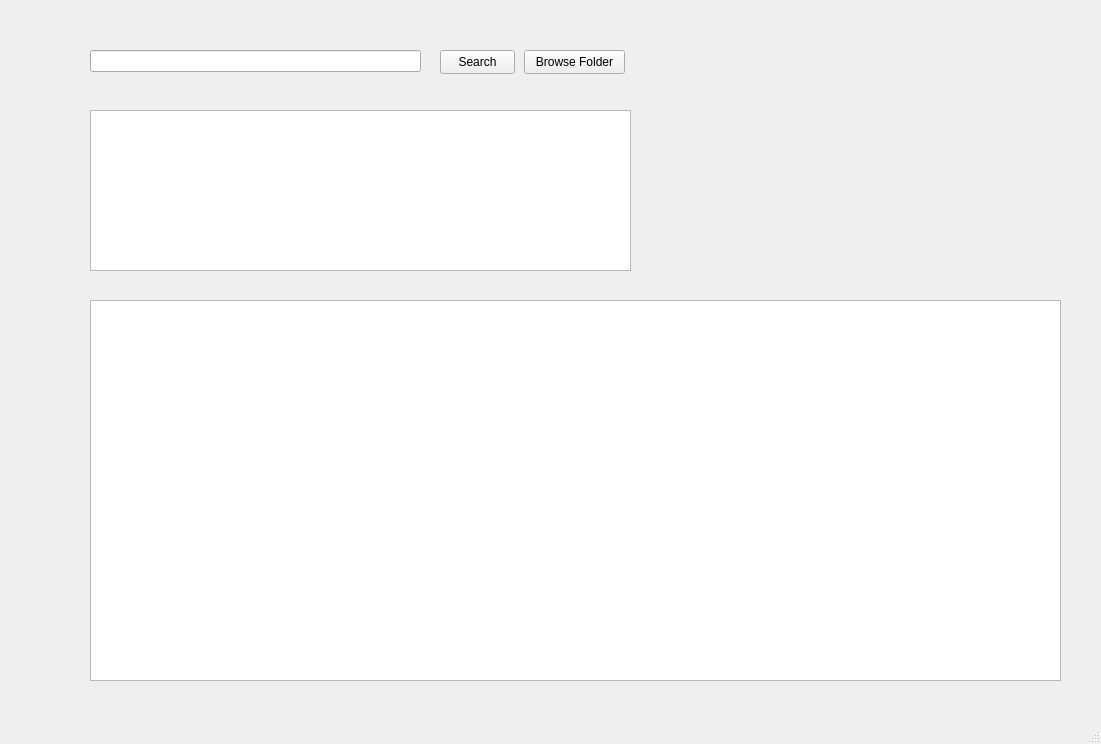
The window that UI/main.ui (cheukman196/FileManager) describes before a commit, drawn with Qt 5.
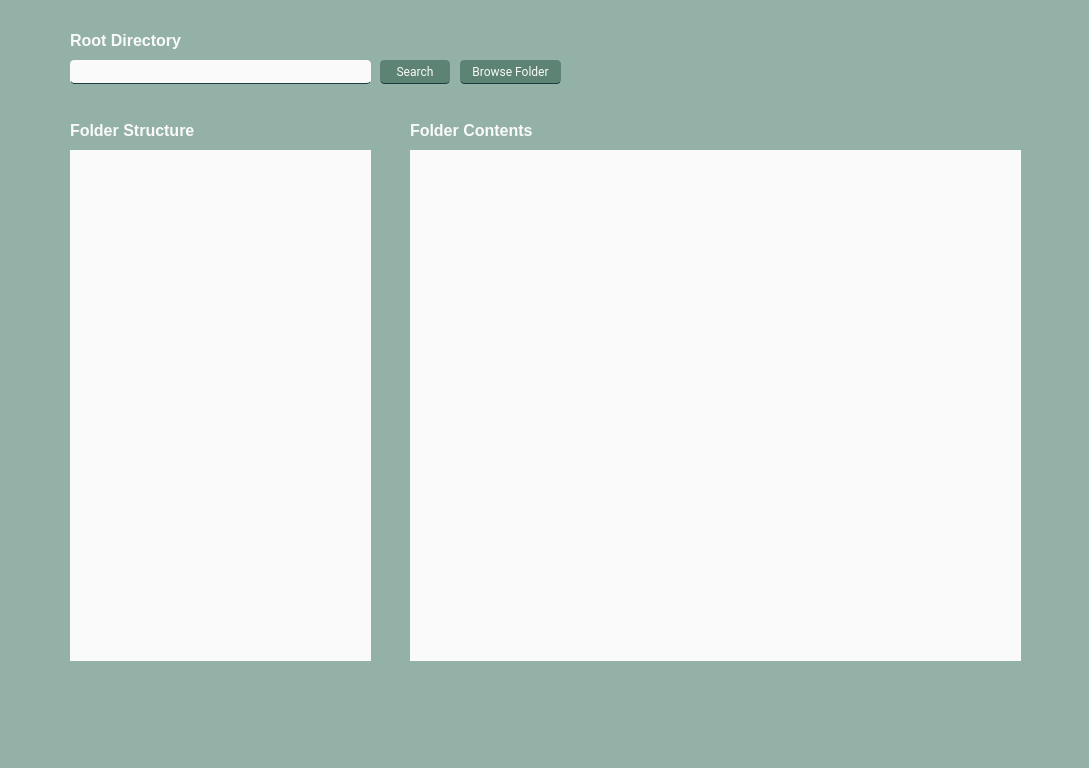
The same window after the commit.

Commit message: 290324 directory navigation

The edit to the form file:
```diff
--- a/UI/main.ui
+++ b/UI/main.ui
@@ -6,80 +6,771 @@
    <rect>
     <x>0</x>
     <y>0</y>
-    <width>1101</width>
-    <height>744</height>
+    <width>1089</width>
+    <height>768</height>
    </rect>
   </property>
+  <property name="palette">
+   <palette>
+    <active>
+     <colorrole role="WindowText">
+      <brush brushstyle="SolidPattern">
+       <color alpha="255">
+        <red>8</red>
+        <green>22</green>
+        <blue>22</blue>
+       </color>
+      </brush>
+     </colorrole>
+     <colorrole role="Button">
+      <brush brushstyle="SolidPattern">
+       <color alpha="255">
+        <red>147</red>
+        <green>177</green>
+        <blue>166</blue>
+       </color>
+      </brush>
+     </colorrole>
+     <colorrole role="Text">
+      <brush brushstyle="SolidPattern">
+       <color alpha="255">
+        <red>14</red>
+        <green>38</green>
+        <blue>38</blue>
+       </color>
+      </brush>
+     </colorrole>
+     <colorrole role="ButtonText">
+      <brush brushstyle="SolidPattern">
+       <color alpha="255">
+        <red>24</red>
+        <green>61</green>
+        <blue>61</blue>
+       </color>
+      </brush>
+     </colorrole>
+     <colorrole role="Base">
+      <brush brushstyle="SolidPattern">
+       <color alpha="255">
+        <red>147</red>
+        <green>177</green>
+        <blue>166</blue>
+       </color>
+      </brush>
+     </colorrole>
+     <colorrole role="Window">
+      <brush brushstyle="SolidPattern">
+       <color alpha="255">
+        <red>147</red>
+        <green>177</green>
+        <blue>166</blue>
+       </color>
+      </brush>
+     </colorrole>
+    </active>
+    <inactive>
+     <colorrole role="WindowText">
+      <brush brushstyle="SolidPattern">
+       <color alpha="255">
+        <red>8</red>
+        <green>22</green>
+        <blue>22</blue>
+       </color>
+      </brush>
+     </colorrole>
+     <colorrole role="Button">
+      <brush brushstyle="SolidPattern">
+       <color alpha="255">
+        <red>147</red>
+        <green>177</green>
+        <blue>166</blue>
+       </color>
+      </brush>
+     </colorrole>
+     <colorrole role="Text">
+      <brush brushstyle="SolidPattern">
+       <color alpha="255">
+        <red>14</red>
+        <green>38</green>
+        <blue>38</blue>
+       </color>
+      </brush>
+     </colorrole>
+     <colorrole role="ButtonText">
+      <brush brushstyle="SolidPattern">
+       <color alpha="255">
+        <red>24</red>
+        <green>61</green>
+        <blue>61</blue>
+       </color>
+      </brush>
+     </colorrole>
+     <colorrole role="Base">
+      <brush brushstyle="SolidPattern">
+       <color alpha="255">
+        <red>147</red>
+        <green>177</green>
+        <blue>166</blue>
+       </color>
+      </brush>
+     </colorrole>
+     <colorrole role="Window">
+      <brush brushstyle="SolidPattern">
+       <color alpha="255">
+        <red>147</red>
+        <green>177</green>
+        <blue>166</blue>
+       </color>
+      </brush>
+     </colorrole>
+    </inactive>
+    <disabled>
+     <colorrole role="WindowText">
+      <brush brushstyle="SolidPattern">
+       <color alpha="255">
+        <red>120</red>
+        <green>120</green>
+        <blue>120</blue>
+       </color>
+      </brush>
+     </colorrole>
+     <colorrole role="Button">
+      <brush brushstyle="SolidPattern">
+       <color alpha="255">
+        <red>147</red>
+        <green>177</green>
+        <blue>166</blue>
+       </color>
+      </brush>
+     </colorrole>
+     <colorrole role="Text">
+      <brush brushstyle="SolidPattern">
+       <color alpha="255">
+        <red>120</red>
+        <green>120</green>
+        <blue>120</blue>
+       </color>
+      </brush>
+     </colorrole>
+     <colorrole role="ButtonText">
+      <brush brushstyle="SolidPattern">
+       <color alpha="255">
+        <red>120</red>
+        <green>120</green>
+        <blue>120</blue>
+       </color>
+      </brush>
+     </colorrole>
+     <colorrole role="Base">
+      <brush brushstyle="SolidPattern">
+       <color alpha="255">
+        <red>147</red>
+        <green>177</green>
+        <blue>166</blue>
+       </color>
+      </brush>
+     </colorrole>
+     <colorrole role="Window">
+      <brush brushstyle="SolidPattern">
+       <color alpha="255">
+        <red>147</red>
+        <green>177</green>
+        <blue>166</blue>
+       </color>
+      </brush>
+     </colorrole>
+    </disabled>
+   </palette>
+  </property>
+  <property name="focusPolicy">
+   <enum>Qt::StrongFocus</enum>
+  </property>
   <property name="windowTitle">
    <string>MainWindow</string>
   </property>
+  <property name="styleSheet">
+   <string notr="true">background-color: rgb(147, 177, 166);</string>
+  </property>
+  <property name="documentMode">
+   <bool>false</bool>
+  </property>
   <widget class="QWidget" name="centralwidget">
+   <property name="styleSheet">
+    <string notr="true">background-color: rgb(147, 177, 166);</string>
+   </property>
    <widget class="QPushButton" name="search_button">
     <property name="geometry">
      <rect>
-      <x>440</x>
-      <y>50</y>
-      <width>75</width>
+      <x>380</x>
+      <y>60</y>
+      <width>70</width>
       <height>24</height>
      </rect>
     </property>
+    <property name="palette">
+     <palette>
+      <active>
+       <colorrole role="WindowText">
+        <brush brushstyle="SolidPattern">
+         <color alpha="255">
+          <red>250</red>
+          <green>250</green>
+          <blue>250</blue>
+         </color>
+        </brush>
+       </colorrole>
+       <colorrole role="Button">
+        <brush brushstyle="SolidPattern">
+         <color alpha="255">
+          <red>92</red>
+          <green>131</green>
+          <blue>116</blue>
+         </color>
+        </brush>
+       </colorrole>
+       <colorrole role="Text">
+        <brush brushstyle="SolidPattern">
+         <color alpha="255">
+          <red>250</red>
+          <green>250</green>
+          <blue>250</blue>
+         </color>
+        </brush>
+       </colorrole>
+       <colorrole role="ButtonText">
+        <brush brushstyle="SolidPattern">
+         <color alpha="255">
+          <red>250</red>
+          <green>250</green>
+          <blue>250</blue>
+         </color>
+        </brush>
+       </colorrole>
+       <colorrole role="Base">
+        <brush brushstyle="SolidPattern">
+         <color alpha="255">
+          <red>92</red>
+          <green>131</green>
+          <blue>116</blue>
+         </color>
+        </brush>
+       </colorrole>
+       <colorrole role="Window">
+        <brush brushstyle="SolidPattern">
+         <color alpha="255">
+          <red>92</red>
+          <green>131</green>
+          <blue>116</blue>
+         </color>
+        </brush>
+       </colorrole>
+      </active>
+      <inactive>
+       <colorrole role="WindowText">
+        <brush brushstyle="SolidPattern">
+         <color alpha="255">
+          <red>250</red>
+          <green>250</green>
+          <blue>250</blue>
+         </color>
+        </brush>
+       </colorrole>
+       <colorrole role="Button">
+        <brush brushstyle="SolidPattern">
+         <color alpha="255">
+          <red>92</red>
+          <green>131</green>
+          <blue>116</blue>
+         </color>
+        </brush>
+       </colorrole>
+       <colorrole role="Text">
+        <brush brushstyle="SolidPattern">
+         <color alpha="255">
+          <red>250</red>
+          <green>250</green>
+          <blue>250</blue>
+         </color>
+        </brush>
+       </colorrole>
+       <colorrole role="ButtonText">
+        <brush brushstyle="SolidPattern">
+         <color alpha="255">
+          <red>250</red>
+          <green>250</green>
+          <blue>250</blue>
+         </color>
+        </brush>
+       </colorrole>
+       <colorrole role="Base">
+        <brush brushstyle="SolidPattern">
+         <color alpha="255">
+          <red>92</red>
+          <green>131</green>
+          <blue>116</blue>
+         </color>
+        </brush>
+       </colorrole>
+       <colorrole role="Window">
+        <brush brushstyle="SolidPattern">
+         <color alpha="255">
+          <red>92</red>
+          <green>131</green>
+          <blue>116</blue>
+         </color>
+        </brush>
+       </colorrole>
+      </inactive>
+      <disabled>
+       <colorrole role="WindowText">
+        <brush brushstyle="SolidPattern">
+         <color alpha="255">
+          <red>250</red>
+          <green>250</green>
+          <blue>250</blue>
+         </color>
+        </brush>
+       </colorrole>
+       <colorrole role="Button">
+        <brush brushstyle="SolidPattern">
+         <color alpha="255">
+          <red>92</red>
+          <green>131</green>
+          <blue>116</blue>
+         </color>
+        </brush>
+       </colorrole>
+       <colorrole role="Text">
+        <brush brushstyle="SolidPattern">
+         <color alpha="255">
+          <red>250</red>
+          <green>250</green>
+          <blue>250</blue>
+         </color>
+        </brush>
+       </colorrole>
+       <colorrole role="ButtonText">
+        <brush brushstyle="SolidPattern">
+         <color alpha="255">
+          <red>250</red>
+          <green>250</green>
+          <blue>250</blue>
+         </color>
+        </brush>
+       </colorrole>
+       <colorrole role="Base">
+        <brush brushstyle="SolidPattern">
+         <color alpha="255">
+          <red>92</red>
+          <green>131</green>
+          <blue>116</blue>
+         </color>
+        </brush>
+       </colorrole>
+       <colorrole role="Window">
+        <brush brushstyle="SolidPattern">
+         <color alpha="255">
+          <red>92</red>
+          <green>131</green>
+          <blue>116</blue>
+         </color>
+        </brush>
+       </colorrole>
+      </disabled>
+     </palette>
+    </property>
+    <property name="font">
+     <font>
+      <family>Roboto</family>
+      <weight>50</weight>
+      <bold>false</bold>
+     </font>
+    </property>
+    <property name="styleSheet">
+     <string notr="true">background-color: rgb(92, 131, 116);
+border-radius: 4px;
+color: #fafafa;
+border-bottom: 1px solid rgb(24, 61, 61);
+</string>
+    </property>
     <property name="text">
      <string>Search</string>
     </property>
+    <property name="flat">
+     <bool>false</bool>
+    </property>
    </widget>
    <widget class="QLabel" name="search_box_warning">
     <property name="geometry">
      <rect>
-      <x>90</x>
-      <y>80</y>
-      <width>341</width>
-      <height>16</height>
+      <x>70</x>
+      <y>90</y>
+      <width>491</width>
+      <height>21</height>
      </rect>
     </property>
+    <property name="palette">
+     <palette>
+      <active>
+       <colorrole role="Button">
+        <brush brushstyle="SolidPattern">
+         <color alpha="255">
+          <red>147</red>
+          <green>177</green>
+          <blue>166</blue>
+         </color>
+        </brush>
+       </colorrole>
+       <colorrole role="Base">
+        <brush brushstyle="SolidPattern">
+         <color alpha="255">
+          <red>147</red>
+          <green>177</green>
+          <blue>166</blue>
+         </color>
+        </brush>
+       </colorrole>
+       <colorrole role="Window">
+        <brush brushstyle="SolidPattern">
+         <color alpha="255">
+          <red>147</red>
+          <green>177</green>
+          <blue>166</blue>
+         </color>
+        </brush>
+       </colorrole>
+      </active>
+      <inactive>
+       <colorrole role="Button">
+        <brush brushstyle="SolidPattern">
+         <color alpha="255">
+          <red>147</red>
+          <green>177</green>
+          <blue>166</blue>
+         </color>
+        </brush>
+       </colorrole>
+       <colorrole role="Base">
+        <brush brushstyle="SolidPattern">
+         <color alpha="255">
+          <red>147</red>
+          <green>177</green>
+          <blue>166</blue>
+         </color>
+        </brush>
+       </colorrole>
+       <colorrole role="Window">
+        <brush brushstyle="SolidPattern">
+         <color alpha="255">
+          <red>147</red>
+          <green>177</green>
+          <blue>166</blue>
+         </color>
+        </brush>
+       </colorrole>
+      </inactive>
+      <disabled>
+       <colorrole role="Button">
+        <brush brushstyle="SolidPattern">
+         <color alpha="255">
+          <red>147</red>
+          <green>177</green>
+          <blue>166</blue>
+         </color>
+        </brush>
+       </colorrole>
+       <colorrole role="Base">
+        <brush brushstyle="SolidPattern">
+         <color alpha="255">
+          <red>147</red>
+          <green>177</green>
+          <blue>166</blue>
+         </color>
+        </brush>
+       </colorrole>
+       <colorrole role="Window">
+        <brush brushstyle="SolidPattern">
+         <color alpha="255">
+          <red>147</red>
+          <green>177</green>
+          <blue>166</blue>
+         </color>
+        </brush>
+       </colorrole>
+      </disabled>
+     </palette>
+    </property>
     <property name="text">
      <string/>
     </property>
    </widget>
-   <widget class="QLineEdit" name="search_box">
+   <widget class="QTableView" name="search_result">
     <property name="geometry">
      <rect>
-      <x>90</x>
-      <y>50</y>
-      <width>331</width>
-      <height>22</height>
+      <x>410</x>
+      <y>150</y>
+      <width>611</width>
+      <height>511</height>
      </rect>
     </property>
-   </widget>
-   <widget class="QListWidget" name="search_result">
-    <property name="geometry">
-     <rect>
-      <x>90</x>
-      <y>110</y>
-      <width>541</width>
-      <height>161</height>
-     </rect>
+    <property name="sizePolicy">
+     <sizepolicy hsizetype="Expanding" vsizetype="Expanding">
+      <horstretch>0</horstretch>
+      <verstretch>0</verstretch>
+     </sizepolicy>
     </property>
+    <property name="maximumSize">
+     <size>
+      <width>611</width>
+      <height>511</height>
+     </size>
+    </property>
+    <property name="palette">
+     <palette>
+      <active>
+       <colorrole role="Button">
+        <brush brushstyle="SolidPattern">
+         <color alpha="255">
+          <red>250</red>
+          <green>250</green>
+          <blue>250</blue>
+         </color>
+        </brush>
+       </colorrole>
+       <colorrole role="Base">
+        <brush brushstyle="SolidPattern">
+         <color alpha="255">
+          <red>250</red>
+          <green>250</green>
+          <blue>250</blue>
+         </color>
+        </brush>
+       </colorrole>
+       <colorrole role="Window">
+        <brush brushstyle="SolidPattern">
+         <color alpha="255">
+          <red>250</red>
+          <green>250</green>
+          <blue>250</blue>
+         </color>
+        </brush>
+       </colorrole>
+      </active>
+      <inactive>
+       <colorrole role="Button">
+        <brush brushstyle="SolidPattern">
+         <color alpha="255">
+          <red>250</red>
+          <green>250</green>
+          <blue>250</blue>
+         </color>
+        </brush>
+       </colorrole>
+       <colorrole role="Base">
+        <brush brushstyle="SolidPattern">
+         <color alpha="255">
+          <red>250</red>
+          <green>250</green>
+          <blue>250</blue>
+         </color>
+        </brush>
+       </colorrole>
+       <colorrole role="Window">
+        <brush brushstyle="SolidPattern">
+         <color alpha="255">
+          <red>250</red>
+          <green>250</green>
+          <blue>250</blue>
+         </color>
+        </brush>
+       </colorrole>
+      </inactive>
+      <disabled>
+       <colorrole role="Button">
+        <brush brushstyle="SolidPattern">
+         <color alpha="255">
+          <red>250</red>
+          <green>250</green>
+          <blue>250</blue>
+         </color>
+        </brush>
+       </colorrole>
+       <colorrole role="Base">
+        <brush brushstyle="SolidPattern">
+         <color alpha="255">
+          <red>250</red>
+          <green>250</green>
+          <blue>250</blue>
+         </color>
+        </brush>
+       </colorrole>
+       <colorrole role="Window">
+        <brush brushstyle="SolidPattern">
+         <color alpha="255">
+          <red>250</red>
+          <green>250</green>
+          <blue>250</blue>
+         </color>
+        </brush>
+       </colorrole>
+      </disabled>
+     </palette>
+    </property>
+    <property name="styleSheet">
+     <string notr="true">QWidget {
+	background-color: rgb(250, 250, 250);
+
+}
+
+
+QScrollBar:vertical {
+	border: none;
+	background-color: #fafafa;
+    width: 8px;
+    margin: 10px 0 5px 0;
+	border-radius: 10px;
+ }
+
+/*  HANDLE BAR VERTICAL */
+QScrollBar::handle:vertical {	
+	background-color: rgb(206, 223, 218);
+	min-height: 5px;
+	border-radius: 1rem;
+}
+
+
+/* BTN TOP - SCROLLBAR */
+QScrollBar::sub-line:vertical {
+	display: none;
+	border: none;
+	background-color: #fafafa;
+	height: 10px;
+	border-top-left-radius: 7px;
+	border-top-right-radius: 7px;
+	subcontrol-position: top;
+	subcontrol-origin: margin;
+}
+
+
+/* BTN BOTTOM - SCROLLBAR */
+QScrollBar::add-line:vertical {
+	display: none;
+	border: none;
+	background-color: #fafafa;
+	height: 10px;
+	border-bottom-left-radius: 7px;
+	border-bottom-right-radius: 7px;
+	subcontrol-position: bottom;
+	subcontrol-origin: margin;
+}
+
+
+/* RESET ARROW */
+QScrollBar::up-arrow:vertical, QScrollBar::down-arrow:vertical {
+	background: none;
+}
+QScrollBar::add-page:vertical, QScrollBar::sub-page:vertical {
+	background: none;
+}
+
+
+
+
+</string>
+    </property>
+    <property name="locale">
+     <locale language="English" country="Canada"/>
+    </property>
+    <property name="frameShape">
+     <enum>QFrame::NoFrame</enum>
+    </property>
+    <property name="frameShadow">
+     <enum>QFrame::Sunken</enum>
+    </property>
+    <property name="lineWidth">
+     <number>1</number>
+    </property>
+    <property name="sizeAdjustPolicy">
+     <enum>QAbstractScrollArea::AdjustToContents</enum>
+    </property>
+    <property name="editTriggers">
+     <set>QAbstractItemView::NoEditTriggers</set>
+    </property>
+    <property name="selectionBehavior">
+     <enum>QAbstractItemView::SelectRows</enum>
+    </property>
+    <property name="verticalScrollMode">
+     <enum>QAbstractItemView::ScrollPerPixel</enum>
+    </property>
+    <property name="showGrid">
+     <bool>true</bool>
+    </property>
+    <property name="gridStyle">
+     <enum>Qt::NoPen</enum>
+    </property>
+    <property name="sortingEnabled">
+     <bool>true</bool>
+    </property>
+    <property name="wordWrap">
+     <bool>true</bool>
+    </property>
+    <attribute name="horizontalHeaderStretchLastSection">
+     <bool>false</bool>
+    </attribute>
    </widget>
    <widget class="QPushButton" name="browse_file_button">
     <property name="geometry">
      <rect>
-      <x>524</x>
-      <y>50</y>
+      <x>460</x>
+      <y>60</y>
       <width>101</width>
       <height>24</height>
      </rect>
     </property>
+    <property name="font">
+     <font>
+      <family>Roboto</family>
+      <weight>50</weight>
+      <italic>false</italic>
+      <bold>false</bold>
+     </font>
+    </property>
+    <property name="autoFillBackground">
+     <bool>false</bool>
+    </property>
+    <property name="styleSheet">
+     <string notr="true">background-color: rgb(92, 131, 116);
+border-radius: 4px;
+color: #fafafa;
+border-bottom: 1px solid rgb(24, 61, 61);
+</string>
+    </property>
     <property name="text">
      <string>Browse Folder</string>
     </property>
+    <property name="checkable">
+     <bool>false</bool>
+    </property>
+    <property name="autoDefault">
+     <bool>false</bool>
+    </property>
+    <property name="default">
+     <bool>false</bool>
+    </property>
+    <property name="flat">
+     <bool>false</bool>
+    </property>
    </widget>
    <widget class="QTreeView" name="search_tree">
+    <property name="enabled">
+     <bool>true</bool>
+    </property>
     <property name="geometry">
      <rect>
-      <x>90</x>
-      <y>300</y>
-      <width>971</width>
-      <height>381</height>
+      <x>70</x>
+      <y>150</y>
+      <width>301</width>
+      <height>511</height>
      </rect>
     </property>
     <property name="sizePolicy">
@@ -94,8 +785,75 @@
     <property name="focusPolicy">
      <enum>Qt::StrongFocus</enum>
     </property>
+    <property name="styleSheet">
+     <string notr="true">QTreeView {
+background-color: rgb(250, 250, 250);
+}
+
+
+QScrollBar:vertical {
+	border: none;
+	background-color: #fafafa;
+    width: 8px;
+    margin: 10px 0 5px 0;
+	border-radius: 10px;
+ }
+
+/*  HANDLE BAR VERTICAL */
+QScrollBar::handle:vertical {	
+	background-color: rgb(206, 223, 218);
+	min-height: 5px;
+	border-radius: 1rem;
+}
+
+
+/* BTN TOP - SCROLLBAR */
+QScrollBar::sub-line:vertical {
+	display: none;
+	border: none;
+	background-color: #fafafa;
+	height: 10px;
+	border-top-left-radius: 7px;
+	border-top-right-radius: 7px;
+	subcontrol-position: top;
+	subcontrol-origin: margin;
+}
+
+
+/* BTN BOTTOM - SCROLLBAR */
+QScrollBar::add-line:vertical {
+	display: none;
+	border: none;
+	background-color: #fafafa;
+	height: 10px;
+	border-bottom-left-radius: 7px;
+	border-bottom-right-radius: 7px;
+	subcontrol-position: bottom;
+	subcontrol-origin: margin;
+}
+
+
+/* RESET ARROW */
+QScrollBar::up-arrow:vertical, QScrollBar::down-arrow:vertical {
+	background: none;
+}
+QScrollBar::add-page:vertical, QScrollBar::sub-page:vertical {
+	background: none;
+}
+
+</string>
+    </property>
+    <property name="locale">
+     <locale language="English" country="Canada"/>
+    </property>
     <property name="frameShape">
-     <enum>QFrame::StyledPanel</enum>
+     <enum>QFrame::NoFrame</enum>
+    </property>
+    <property name="autoScroll">
+     <bool>true</bool>
+    </property>
+    <property name="autoScrollMargin">
+     <number>5</number>
     </property>
     <property name="sortingEnabled">
      <bool>true</bool>
@@ -104,6 +862,104 @@
      <bool>false</bool>
     </property>
    </widget>
+   <widget class="QLabel" name="label">
+    <property name="geometry">
+     <rect>
+      <x>70</x>
+      <y>120</y>
+      <width>141</width>
+      <height>21</height>
+     </rect>
+    </property>
+    <property name="font">
+     <font>
+      <pointsize>12</pointsize>
+      <weight>75</weight>
+      <bold>true</bold>
+     </font>
+    </property>
+    <property name="styleSheet">
+     <string notr="true">color: #fafafa;
+font-weight: bold;</string>
+    </property>
+    <property name="frameShape">
+     <enum>QFrame::NoFrame</enum>
+    </property>
+    <property name="text">
+     <string>Folder Structure</string>
+    </property>
+   </widget>
+   <widget class="QLabel" name="label_2">
+    <property name="geometry">
+     <rect>
+      <x>410</x>
+      <y>120</y>
+      <width>160</width>
+      <height>21</height>
+     </rect>
+    </property>
+    <property name="font">
+     <font>
+      <pointsize>12</pointsize>
+      <weight>75</weight>
+      <bold>true</bold>
+     </font>
+    </property>
+    <property name="styleSheet">
+     <string notr="true">color: #fafafa;
+font-weight: bold;</string>
+    </property>
+    <property name="frameShape">
+     <enum>QFrame::NoFrame</enum>
+    </property>
+    <property name="text">
+     <string>Folder Contents</string>
+    </property>
+   </widget>
+   <widget class="QLabel" name="label_3">
+    <property name="geometry">
+     <rect>
+      <x>70</x>
+      <y>30</y>
+      <width>151</width>
+      <height>21</height>
+     </rect>
+    </property>
+    <property name="font">
+     <font>
+      <pointsize>12</pointsize>
+      <weight>75</weight>
+      <bold>true</bold>
+     </font>
+    </property>
+    <property name="styleSheet">
+     <string notr="true">color: #fafafa;
+font-weight: bold;</string>
+    </property>
+    <property name="frameShape">
+     <enum>QFrame::NoFrame</enum>
+    </property>
+    <property name="text">
+     <string>Root Directory</string>
+    </property>
+   </widget>
+   <widget class="QLineEdit" name="search_box">
+    <property name="geometry">
+     <rect>
+      <x>70</x>
+      <y>60</y>
+      <width>301</width>
+      <height>24</height>
+     </rect>
+    </property>
+    <property name="styleSheet">
+     <string notr="true">background-color: rgb(250, 250, 250);
+border-radius: 4px;
+border: 0;
+border-bottom: 1px solid rgb(24, 61, 61);
+</string>
+    </property>
+   </widget>
   </widget>
   <widget class="QMenuBar" name="menubar">
    <property name="geometry">
```
Left out of the diff: 2 changed lines with no effect on the pictures. The commit also changes 3 other files.
